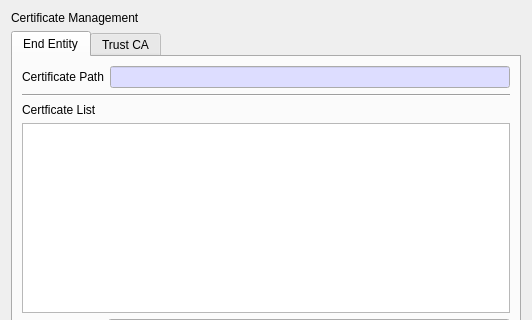
Old version of the form BerEditor/cert_man_dlg.ui in the repository jykim74/BerEditor; both pictures show x 0 to 532 and y 0 to 320 of the 532 by 483 pixel window.
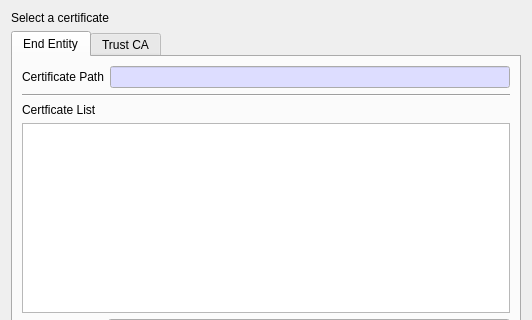
New version of the form.

What changed in the file:
```diff
--- a/BerEditor/cert_man_dlg.ui
+++ b/BerEditor/cert_man_dlg.ui
@@ -17,7 +17,7 @@
    <item>
     <widget class="QLabel" name="mTitleLabel">
      <property name="text">
-      <string>Certificate Management</string>
+      <string>Select a certificate</string>
      </property>
     </widget>
    </item>
```
